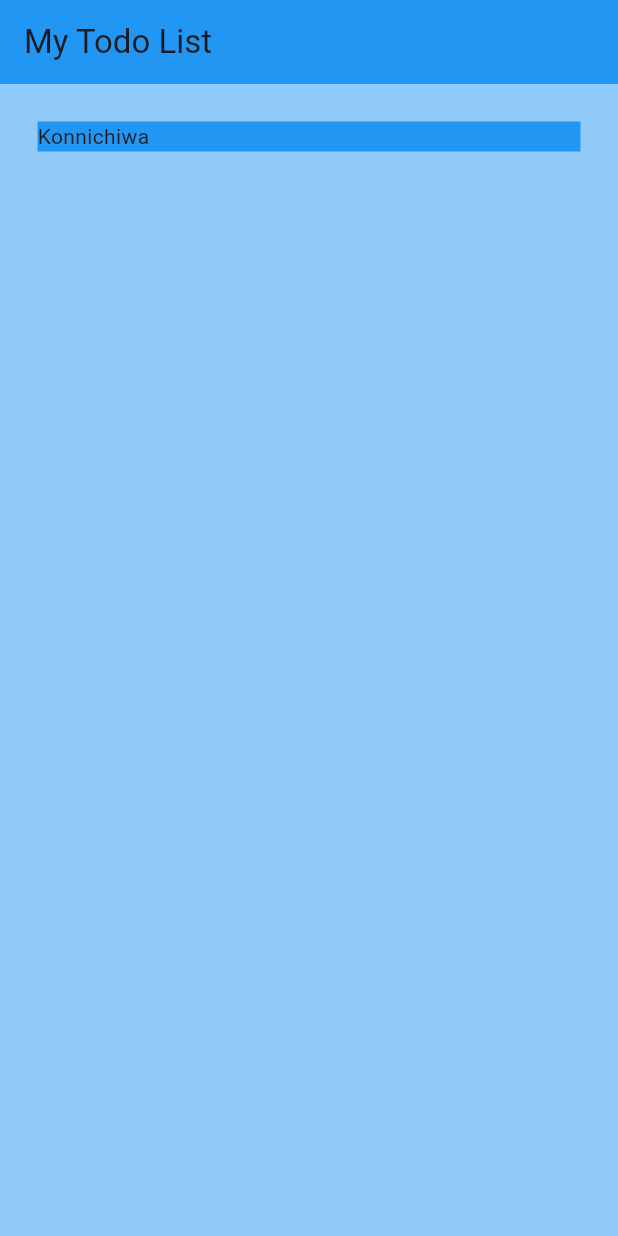
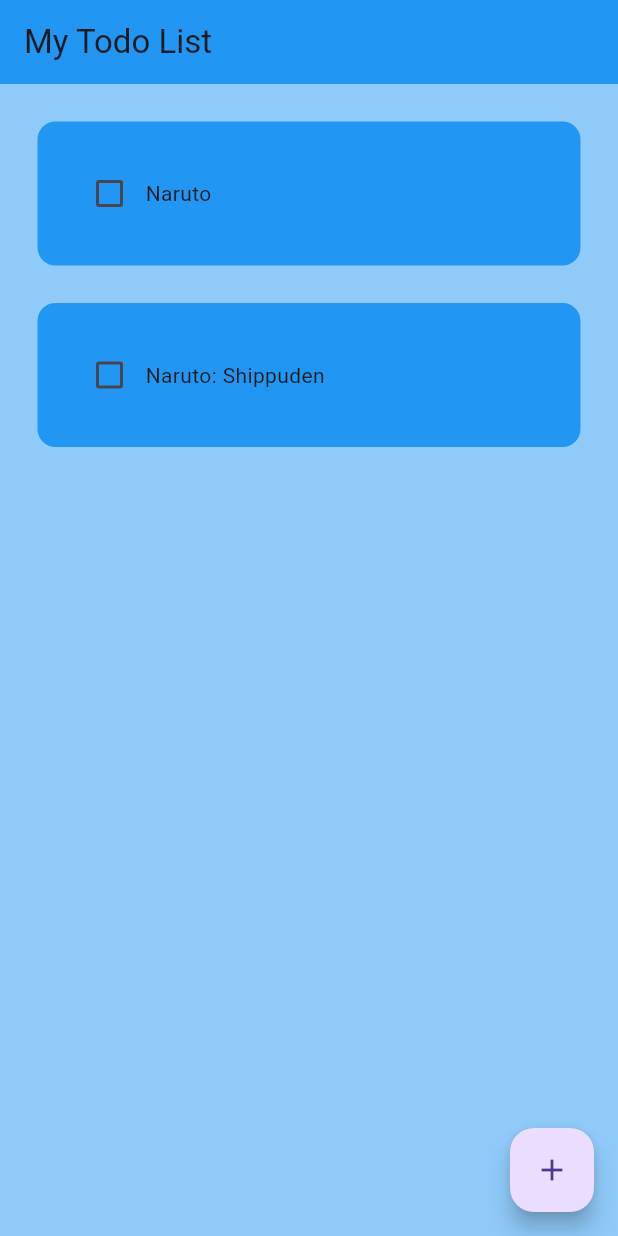
Before and after one commit to anonymousearly/flutter-todolist, a Flutter app: the screen it shows after launch, on a phone screen of 412 x 824 dp. Run offline on Flutter 3.47's test engine with Material 3 defaults, Android fonts, the phone set to English and light mode, and no system bars.

Commit message:
Updated features

```diff
--- a/lib/pages/home_page.dart
+++ b/lib/pages/home_page.dart
@@ -9,19 +9,40 @@
 }
 
 class _HomePageState extends State<HomePage> {
+  //list of tasks
+  List toDoList = [
+    ["Naruto", false],
+    ["Naruto: Shippuden", false]
+  ];
+
+  //check box was tapped
+  void checkBoxChanged(bool? value, int index) {
+    setState(() {
+      toDoList[index][1] = !toDoList[index][1];
+    });
+  }
+
   @override
   Widget build(BuildContext context) {
     return Scaffold(
       backgroundColor: Colors.blue[200],
       appBar: AppBar(
-        title: Text('My Todo List'),
-        backgroundColor: Colors.blue,
+        title: Text('My Todo List'), backgroundColor: Colors.blue,
         elevation: 0,
       ),
-      body: ListView(
-        children: [
-          ToDoTile(),
-        ],
+      floatingActionButton: FloatingActionButton(
+        onPressed: () {},
+        child: Icon(Icons.add),
+      ) ,
+      body: ListView.builder(
+        itemCount: toDoList.length,
+        itemBuilder: (context, index) {
+          return ToDoTile(
+            taskName: toDoList[index][0],
+            taskCompleted: toDoList[index][1],
+            onChanged: (value) => checkBoxChanged(value, index),
+          );
+        },
       ),
     );
   }
--- a/lib/util/todo_tile.dart
+++ b/lib/util/todo_tile.dart
@@ -1,16 +1,45 @@
 import 'package:flutter/material.dart';
 
 class ToDoTile extends StatelessWidget {
-  const ToDoTile({super.key});
+  final String taskName;
+  final bool taskCompleted;
+  Function(bool?)? onChanged;
+
+  ToDoTile({
+    super.key,
+    required this.taskName,
+    required this.taskCompleted,
+    required this.onChanged,
+  });
 
   @override
   Widget build(BuildContext context) {
     return Padding(
-      padding: EdgeInsets.all(25.0),
+      padding: const EdgeInsets.only(left: 25.0, right: 25.0, top: 25.0),
       child: Container(
-        child: Text("Konnichiwa"),
+        padding: EdgeInsets.all(24.0),
         decoration: BoxDecoration(
           color: Colors.blue,
+          borderRadius: BorderRadius.circular(12),
+        ),
+        child: Row(
+          children: [
+            //checkbox
+            Checkbox(
+              value: taskCompleted,
+              onChanged: onChanged,
+              activeColor: Colors.black,
+            ),
+
+            //task name
+            Text(
+              taskName,
+              style: TextStyle(
+                decoration: taskCompleted
+                  ? TextDecoration.lineThrough
+                  : TextDecoration.none,),
+            ),
+          ],
         ),
       ),
     );
```
